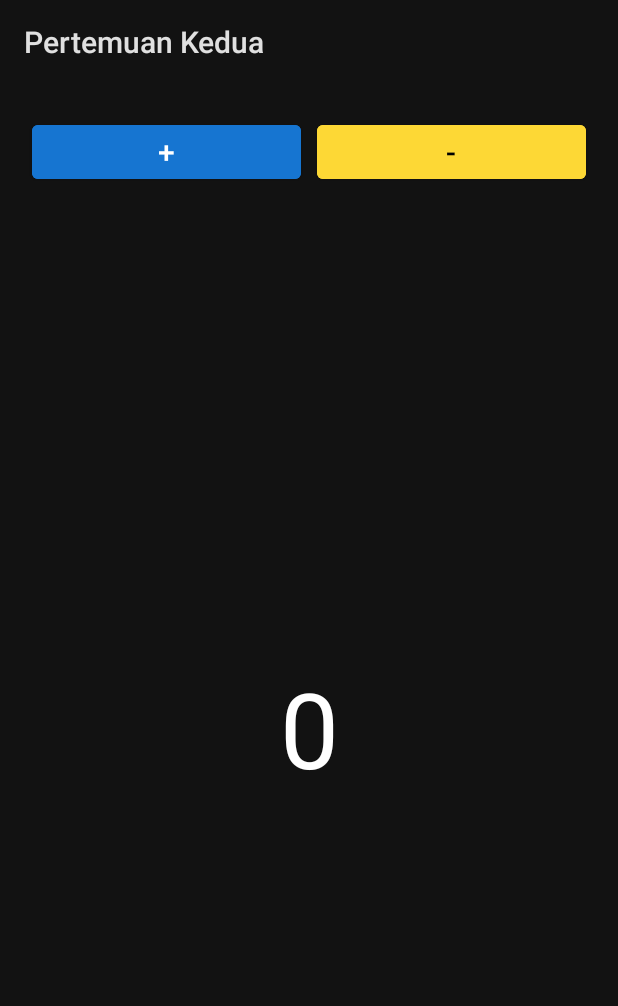
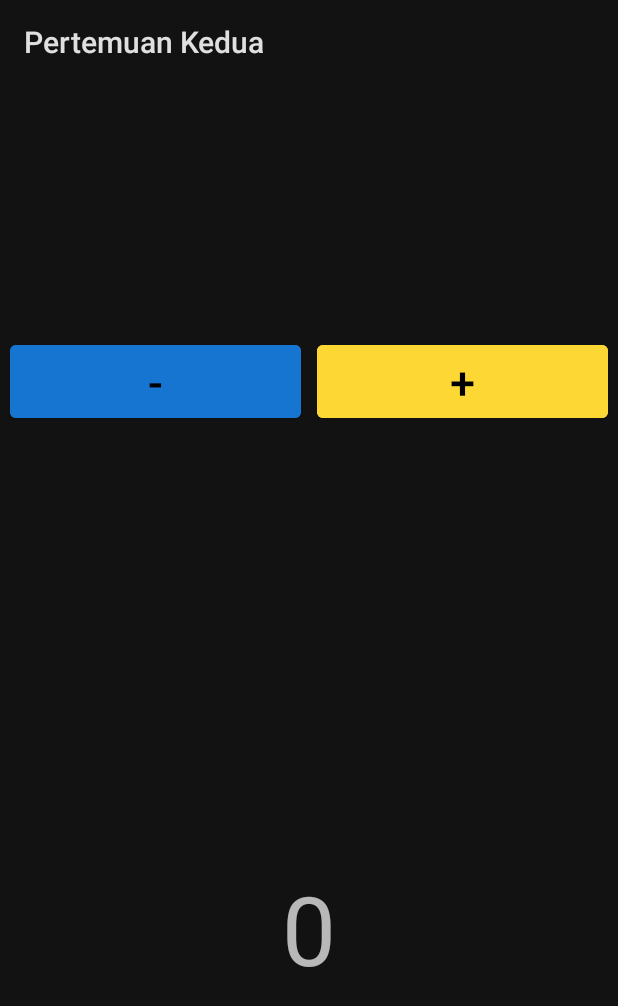
Before and after one commit to jutionck/RefreshmentTraining, an Android app: the screen it shows after launch (MainActivity), on a phone screen of 412 x 824 dp. Shown: the top 1006 px of the screen. Run offline under Robolectric (Android 15) with nearby library versions, the phone set to English and light mode, and no system bars.

Commit message:
[IMPROVE] Fragment latihan

```diff
--- a/app/build.gradle
+++ b/app/build.gradle
@@ -44,6 +44,7 @@ dependencies {
     implementation 'androidx.appcompat:appcompat:1.2.0'
     implementation 'com.google.android.material:material:1.2.1'
     implementation 'androidx.constraintlayout:constraintlayout:2.0.4'
+    implementation 'androidx.legacy:legacy-support-v4:1.0.0'
 
     testImplementation 'junit:junit:4.+'
     androidTestImplementation 'androidx.test.ext:junit:1.1.2'
--- /dev/null
+++ b/app/src/main/java/com/enigmacamp/pertemuanpertama/FragmentOne.kt
@@ -0,0 +1,30 @@
+package com.enigmacamp.pertemuanpertama
+
+import android.os.Bundle
+import androidx.fragment.app.Fragment
+import android.view.LayoutInflater
+import android.view.View
+import android.view.ViewGroup
+
+class FragmentOne : Fragment(), View.OnClickListener {
+
+    private lateinit var mainActivity: MainActivity
+
+    override fun onCreate(savedInstanceState: Bundle?) {
+        super.onCreate(savedInstanceState)
+        mainActivity = activity as MainActivity
+    }
+
+    override fun onCreateView(inflater: LayoutInflater, container: ViewGroup?,
+                              savedInstanceState: Bundle?): View? {
+        // Inflate the layout for this fragment
+        return inflater.inflate(R.layout.fragment_one, container, false)
+    }
+
+    override fun onClick(v: View?) {
+        when(v) {
+
+        }
+    }
+
+}
--- /dev/null
+++ b/app/src/main/java/com/enigmacamp/pertemuanpertama/FragmentTwo.kt
@@ -0,0 +1,59 @@
+package com.enigmacamp.pertemuanpertama
+
+import android.os.Bundle
+import androidx.fragment.app.Fragment
+import android.view.LayoutInflater
+import android.view.View
+import android.view.ViewGroup
+
+// TODO: Rename parameter arguments, choose names that match
+// the fragment initialization parameters, e.g. ARG_ITEM_NUMBER
+private const val ARG_PARAM1 = "param1"
+private const val ARG_PARAM2 = "param2"
+
+/**
+ * A simple [Fragment] subclass.
+ * Use the [FragmentTwo.newInstance] factory method to
+ * create an instance of this fragment.
+ */
+class FragmentTwo : Fragment() {
+    // TODO: Rename and change types of parameters
+    private var param1: String? = null
+    private var param2: String? = null
+
+    override fun onCreate(savedInstanceState: Bundle?) {
+        super.onCreate(savedInstanceState)
+        arguments?.let {
+            param1 = it.getString(ARG_PARAM1)
+            param2 = it.getString(ARG_PARAM2)
+        }
+    }
+
+    override fun onCreateView(
+        inflater: LayoutInflater, container: ViewGroup?,
+        savedInstanceState: Bundle?
+    ): View? {
+        // Inflate the layout for this fragment
+        return inflater.inflate(R.layout.fragment_two, container, false)
+    }
+
+    companion object {
+        /**
+         * Use this factory method to create a new instance of
+         * this fragment using the provided parameters.
+         *
+         * @param param1 Parameter 1.
+         * @param param2 Parameter 2.
+         * @return A new instance of fragment FragmentTwo.
+         */
+        // TODO: Rename and change types and number of parameters
+        @JvmStatic
+        fun newInstance(param1: String, param2: String) =
+            FragmentTwo().apply {
+                arguments = Bundle().apply {
+                    putString(ARG_PARAM1, param1)
+                    putString(ARG_PARAM2, param2)
+                }
+            }
+    }
+}
--- a/app/src/main/java/com/enigmacamp/pertemuanpertama/MainActivity.kt
+++ b/app/src/main/java/com/enigmacamp/pertemuanpertama/MainActivity.kt
@@ -2,28 +2,21 @@ package com.enigmacamp.pertemuanpertama
 
 import androidx.appcompat.app.AppCompatActivity
 import android.os.Bundle
-import android.view.View
-import com.google.android.material.textview.MaterialTextView
 
 class MainActivity : AppCompatActivity() {
 
-    private lateinit var tvCounter: MaterialTextView
-    private var startCounter = 0
+    //Inisialisasi
+    private lateinit var counterFragment: FragmentOne
+    private lateinit var counterShowFragment: FragmentTwo
+    private var counter = 0;
 
     override fun onCreate(savedInstanceState: Bundle?) {
         super.onCreate(savedInstanceState)
         setContentView(R.layout.activity_main)
-
-        tvCounter = findViewById(R.id.tv_counter)
+        counterFragment =  FragmentOne()
+        counterShowFragment = FragmentTwo()
     }
 
-    fun notifyIncrease(view: View) {
-        startCounter+=1
-        tvCounter.text = startCounter.toString()
-    }
-    fun notifyDecrease(view: View) {
-        startCounter-=1
-        tvCounter.text = startCounter.toString()
-    }
+
 
 }
--- a/app/src/main/res/layout/activity_main.xml
+++ b/app/src/main/res/layout/activity_main.xml
@@ -7,57 +7,25 @@
     tools:context=".MainActivity">
 
     <LinearLayout
-        android:id="@+id/linearLayout"
-        android:layout_width="match_parent"
-        android:layout_height="wrap_content"
-        android:orientation="horizontal"
-        android:padding="16dp"
-        tools:ignore="MissingConstraints">
-
-        <com.google.android.material.button.MaterialButton
-            android:id="@+id/btn_increment"
-            android:layout_width="wrap_content"
-            android:layout_height="wrap_content"
-            android:layout_margin="5dp"
+        android:layout_width="409dp"
+        android:layout_height="729dp"
+        android:orientation="vertical"
+        app:layout_constraintBottom_toBottomOf="parent"
+        app:layout_constraintEnd_toEndOf="parent"
+        app:layout_constraintStart_toStartOf="parent"
+        app:layout_constraintTop_toTopOf="parent">
+        <fragment
             android:layout_weight="1"
-            android:backgroundTint="@color/primaryColor"
-            android:onClick="notifyIncrease"
-            android:text="+"
-            android:textAlignment="center"
-            android:textColor="@color/white"
-            android:textSize="20sp" />
-
-        <com.google.android.material.button.MaterialButton
-            android:id="@+id/btn_decrement"
-            android:layout_width="wrap_content"
-            android:layout_height="wrap_content"
-            android:layout_margin="5dp"
+            android:id="@+id/fragment1"
+            android:name="com.enigmacamp.pertemuanpertama.FragmentOne"
+            android:layout_width="match_parent"
+            android:layout_height="wrap_content" />
+        <fragment
             android:layout_weight="1"
-            android:backgroundTint="@color/secondaryColor"
-            android:onClick="notifyDecrease"
-            android:text="-"
-            android:textAlignment="center"
-            android:textSize="20sp" />
+            android:id="@+id/fragment2"
+            android:name="com.enigmacamp.pertemuanpertama.FragmentTwo"
+            android:layout_width="match_parent"
+            android:layout_height="wrap_content" />
     </LinearLayout>
 
-    <LinearLayout
-        android:layout_width="match_parent"
-        android:layout_height="0dp"
-        android:gravity="center"
-        android:orientation="vertical"
-        android:padding="16dp"
-        app:layout_constraintBottom_toBottomOf="parent"
-        app:layout_constraintTop_toBottomOf="@+id/linearLayout">
-
-        <com.google.android.material.textview.MaterialTextView
-            android:id="@+id/tv_counter"
-            android:layout_width="match_parent"
-            android:layout_height="wrap_content"
-            android:text="0"
-            android:textAlignment="center"
-            android:textColor="@color/white"
-            android:textSize="70sp" />
-    </LinearLayout>
-
-
 </androidx.constraintlayout.widget.ConstraintLayout>
--- /dev/null
+++ b/app/src/main/res/layout/fragment_one.xml
@@ -0,0 +1,39 @@
+<?xml version="1.0" encoding="utf-8"?>
+<androidx.constraintlayout.widget.ConstraintLayout xmlns:android="http://schemas.android.com/apk/res/android"
+    xmlns:app="http://schemas.android.com/apk/res-auto"
+    xmlns:tools="http://schemas.android.com/tools"
+    android:id="@+id/frameLayout"
+    android:layout_width="match_parent"
+    android:layout_height="match_parent"
+    tools:context=".FragmentOne">
+
+    <LinearLayout
+        android:layout_width="0dp"
+        android:layout_height="wrap_content"
+        android:orientation="horizontal"
+        app:layout_constraintBottom_toBottomOf="parent"
+        app:layout_constraintEnd_toEndOf="parent"
+        app:layout_constraintStart_toStartOf="parent"
+        app:layout_constraintTop_toTopOf="parent">
+        <com.google.android.material.button.MaterialButton
+            android:id="@+id/increaseButton"
+            android:layout_weight="1"
+            android:layout_margin="5dp"
+            android:backgroundTint="@color/primaryColor"
+            android:layout_width="wrap_content"
+            android:layout_height="wrap_content"
+            android:textSize="30sp"
+            android:text="-"/>
+
+        <com.google.android.material.button.MaterialButton
+            android:id="@+id/decreaseButton"
+            android:layout_weight="1"
+            android:layout_margin="5dp"
+            android:backgroundTint="@color/secondaryColor"
+            android:layout_width="wrap_content"
+            android:layout_height="wrap_content"
+            android:textSize="30sp"
+            android:text="+"/>
+    </LinearLayout>
+
+</androidx.constraintlayout.widget.ConstraintLayout>
--- /dev/null
+++ b/app/src/main/res/layout/fragment_two.xml
@@ -0,0 +1,22 @@
+<?xml version="1.0" encoding="utf-8"?>
+<androidx.constraintlayout.widget.ConstraintLayout xmlns:android="http://schemas.android.com/apk/res/android"
+    xmlns:app="http://schemas.android.com/apk/res-auto"
+    xmlns:tools="http://schemas.android.com/tools"
+    android:id="@+id/frameLayout2"
+    android:layout_width="match_parent"
+    android:layout_height="match_parent"
+    tools:context=".FragmentTwo">
+
+    <TextView
+        android:id="@+id/showCounter"
+        android:layout_width="36dp"
+        android:layout_height="86dp"
+        android:text="0"
+        android:textAlignment="center"
+        android:textSize="64sp"
+        app:layout_constraintBottom_toBottomOf="parent"
+        app:layout_constraintEnd_toEndOf="parent"
+        app:layout_constraintStart_toStartOf="parent"
+        app:layout_constraintTop_toTopOf="parent" />
+
+</androidx.constraintlayout.widget.ConstraintLayout>
--- a/app/src/main/res/values/strings.xml
+++ b/app/src/main/res/values/strings.xml
@@ -1,3 +1,5 @@
 <resources>
     <string name="app_names">Pertemuan Kedua</string>
+    <!-- TODO: Remove or change this placeholder text -->
+    <string name="hello_blank_fragment">Hello blank fragment</string>
 </resources>
```
